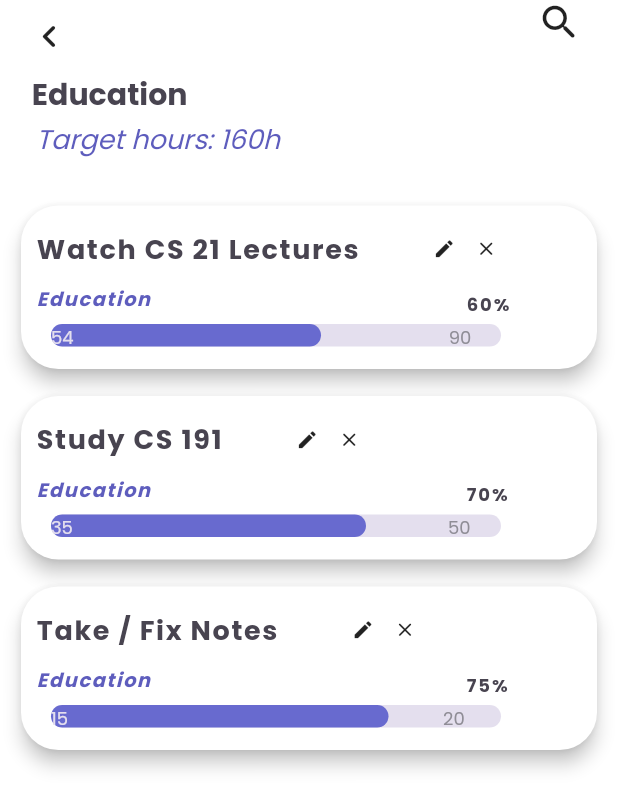
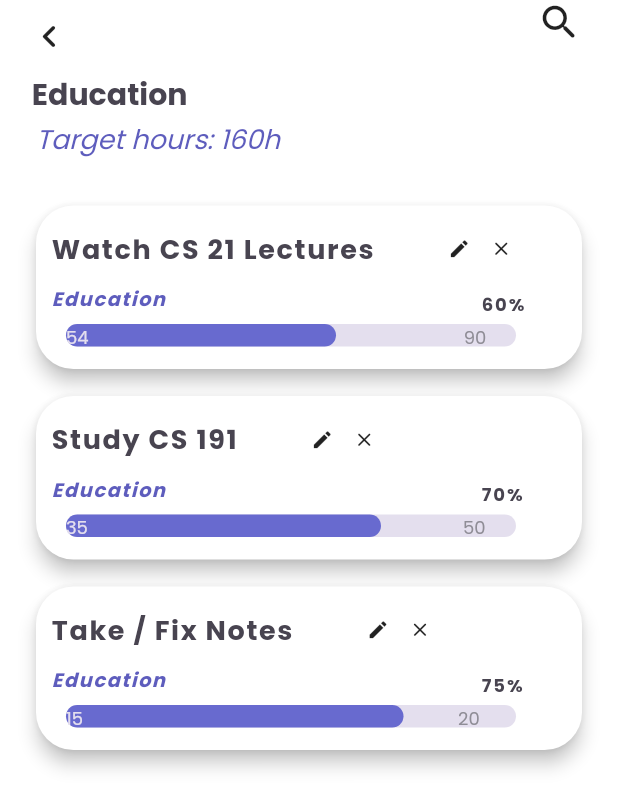
Before and after one commit to Habit-Tracker-192/Habit-Tracker, a Flutter app: the categDetail screen opened directly, on a phone screen of 412 x 824 dp. Shown: the top 809 px of the screen. Run offline on Flutter 3.47's test engine with Material 2 defaults, Android fonts, the phone set to English and light mode, and no system bars; drawn by our look-alikes of percent_indicator; our stand-ins replace cloud_firestore, firebase_auth, firebase_core; accounts and stored records are empty.

Commit message:
Update categDetail.dart

```diff
--- a/first_app/lib/screens/categDetail.dart
+++ b/first_app/lib/screens/categDetail.dart
@@ -59,7 +59,7 @@ class categDetail extends StatelessWidget {
             itemBuilder: (BuildContext context, int index) =>
             Container( //return gesturedetector child: container
                 width: MediaQuery.of(context).size.width,
-                padding: EdgeInsets.symmetric(horizontal: 10.0, vertical: 5.0),
+                padding: EdgeInsets.symmetric(horizontal: 20.0, vertical: 5.0),
                 child: Card(
                   elevation: 5.0,
                   shape: RoundedRectangleBorder(
```
